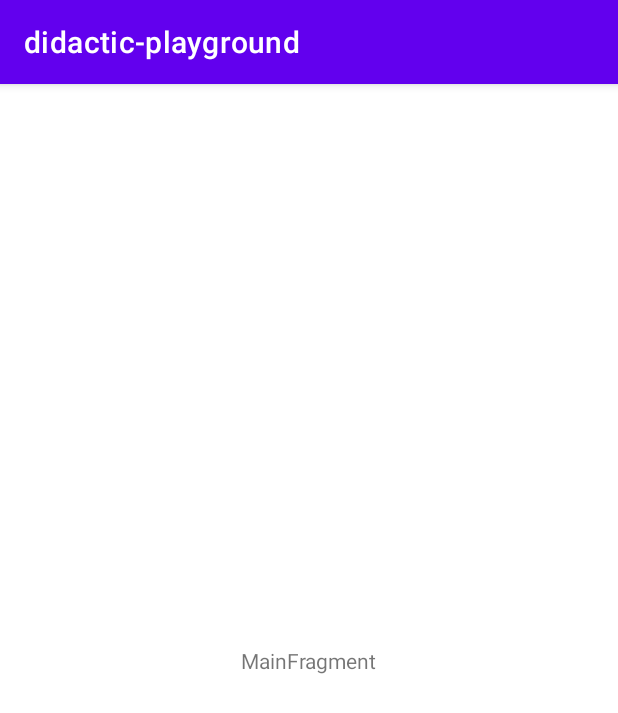
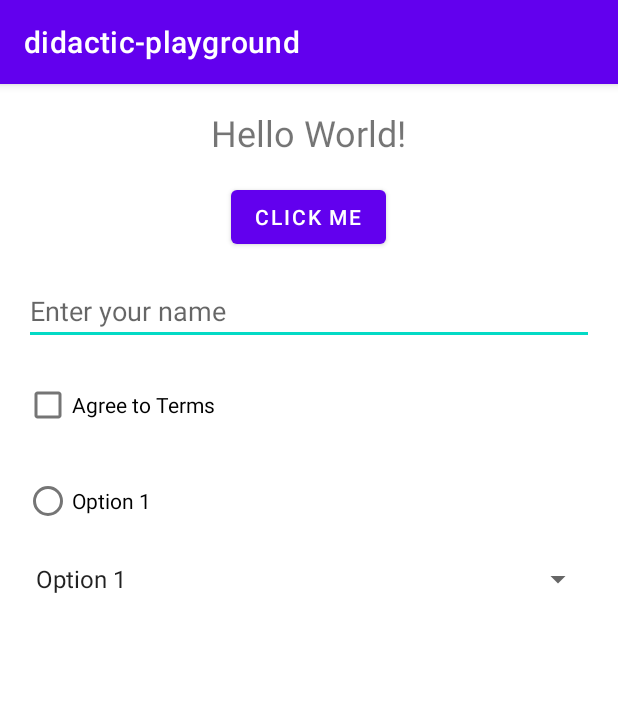
Before and after one commit to KlodianKambo/didactic-playground, an Android app: the screen it shows after launch (MainActivity), on a phone screen of 412 x 824 dp. Shown: the top 713 px of the screen. Run offline under Robolectric (Android 15) with nearby library versions, the phone set to English and light mode, and no system bars.

Commit message:
Demo commont ui widget. Button, text, radio, spinner and toast

```diff
--- a/app/src/main/java/com/kambo/klodian/didactic_playground/ui/main/MainFragment.kt
+++ b/app/src/main/java/com/kambo/klodian/didactic_playground/ui/main/MainFragment.kt
@@ -1,11 +1,12 @@
 package com.kambo.klodian.didactic_playground.ui.main
 
-import androidx.lifecycle.ViewModelProvider
 import android.os.Bundle
-import androidx.fragment.app.Fragment
 import android.view.LayoutInflater
 import android.view.View
 import android.view.ViewGroup
+import android.widget.*
+import androidx.fragment.app.Fragment
+import androidx.lifecycle.ViewModelProvider
 import com.kambo.klodian.didactic_playground.R
 
 /**
@@ -17,6 +18,13 @@ import com.kambo.klodian.didactic_playground.R
  */
 class MainFragment : Fragment() {
 
+    private var textView: TextView? = null
+    private var button: Button? = null
+    private var editText: EditText? = null
+    private var checkBox: CheckBox? = null
+    private var radioButton: RadioButton? = null
+    private var spinner: Spinner? = null
+
     companion object {
         fun newInstance() = MainFragment()
     }
@@ -27,13 +35,64 @@ class MainFragment : Fragment() {
     override fun onCreate(savedInstanceState: Bundle?) {
         super.onCreate(savedInstanceState)
         viewModel = ViewModelProvider(this)[MainViewModel::class.java]
+
     }
 
     override fun onCreateView(
         inflater: LayoutInflater, container: ViewGroup?,
         savedInstanceState: Bundle?
     ): View {
-        return inflater.inflate(R.layout.fragment_main, container, false)
+
+        val view = inflater.inflate(R.layout.fragment_main, container, false)
+
+        // bind view's components with the xml components
+        textView = view.findViewById(R.id.textView)
+        button = view.findViewById(R.id.button)
+        editText = view.findViewById(R.id.editText)
+        checkBox = view.findViewById(R.id.checkBox)
+        radioButton = view.findViewById(R.id.radioButton)
+        spinner = view.findViewById(R.id.spinner)
+
+        // hook click listener to button
+        // setOnClickListener is from View, button inherits from View. See inheritance of the OOP
+        button?.setOnClickListener {
+            val name = editText!!.text.toString()
+            Toast.makeText(requireContext(), "Hello, $name!", Toast.LENGTH_SHORT).show()
+        }
+
+        // Spinner options
+        val spinnerData: MutableList<String> = ArrayList()
+        spinnerData.add("Option 1")
+        spinnerData.add("Option 2")
+        spinnerData.add("Option 3")
+
+        val spinnerAdapter: ArrayAdapter<String> =
+            ArrayAdapter<String>(requireContext(), android.R.layout.simple_spinner_item, spinnerData)
+        spinnerAdapter.setDropDownViewResource(android.R.layout.simple_spinner_dropdown_item)
+
+        spinner!!.adapter = spinnerAdapter
+
+        // Spinner selection
+        spinner!!.onItemSelectedListener = object : AdapterView.OnItemSelectedListener {
+            override fun onItemSelected(
+                parent: AdapterView<*>?,
+                view: View,
+                position: Int,
+                id: Long
+            ) {
+                // consumer action on selection
+                val selectedOption = spinnerData[position]
+                Toast.makeText(
+                    requireContext(),
+                    "Selected option: $selectedOption",
+                    Toast.LENGTH_SHORT
+                ).show()
+            }
+
+            override fun onNothingSelected(parent: AdapterView<*>?) {}
+        }
+
+        return view
     }
 
 }
--- a/app/src/main/res/layout/fragment_main.xml
+++ b/app/src/main/res/layout/fragment_main.xml
@@ -1,20 +1,61 @@
 <?xml version="1.0" encoding="utf-8"?>
-<androidx.constraintlayout.widget.ConstraintLayout xmlns:android="http://schemas.android.com/apk/res/android"
-    xmlns:app="http://schemas.android.com/apk/res-auto"
+<RelativeLayout xmlns:android="http://schemas.android.com/apk/res/android"
     xmlns:tools="http://schemas.android.com/tools"
-    android:id="@+id/main"
     android:layout_width="match_parent"
     android:layout_height="match_parent"
-    tools:context=".ui.main.MainFragment">
+    tools:context=".MainActivity">
 
     <TextView
-        android:id="@+id/message"
+        android:id="@+id/textView"
         android:layout_width="wrap_content"
         android:layout_height="wrap_content"
-        android:text="MainFragment"
-        app:layout_constraintBottom_toBottomOf="parent"
-        app:layout_constraintEnd_toEndOf="parent"
-        app:layout_constraintStart_toStartOf="parent"
-        app:layout_constraintTop_toTopOf="parent" />
+        android:text="Hello World!"
+        android:textSize="24sp"
+        android:layout_centerHorizontal="true"
+        android:layout_marginTop="16dp" />
 
-</androidx.constraintlayout.widget.ConstraintLayout>
+    <Button
+        android:id="@+id/button"
+        android:layout_width="wrap_content"
+        android:layout_height="wrap_content"
+        android:text="Click Me"
+        android:layout_below="@id/textView"
+        android:layout_centerHorizontal="true"
+        android:layout_marginTop="16dp" />
+
+    <EditText
+        android:id="@+id/editText"
+        android:layout_width="match_parent"
+        android:layout_height="wrap_content"
+        android:hint="Enter your name"
+        android:layout_below="@id/button"
+        android:layout_marginTop="16dp"
+        android:layout_marginHorizontal="16dp" />
+
+    <CheckBox
+        android:id="@+id/checkBox"
+        android:layout_width="wrap_content"
+        android:layout_height="wrap_content"
+        android:text="Agree to Terms"
+        android:layout_below="@id/editText"
+        android:layout_marginTop="16dp"
+        android:layout_marginHorizontal="16dp" />
+
+    <RadioButton
+        android:id="@+id/radioButton"
+        android:layout_width="wrap_content"
+        android:layout_height="wrap_content"
+        android:text="Option 1"
+        android:layout_below="@id/checkBox"
+        android:layout_marginTop="16dp"
+        android:layout_marginHorizontal="16dp" />
+
+    <Spinner
+        android:id="@+id/spinner"
+        android:layout_width="match_parent"
+        android:layout_height="wrap_content"
+        android:layout_below="@id/radioButton"
+        android:layout_marginTop="16dp"
+        android:layout_marginHorizontal="16dp" />
+
+</RelativeLayout>
```
